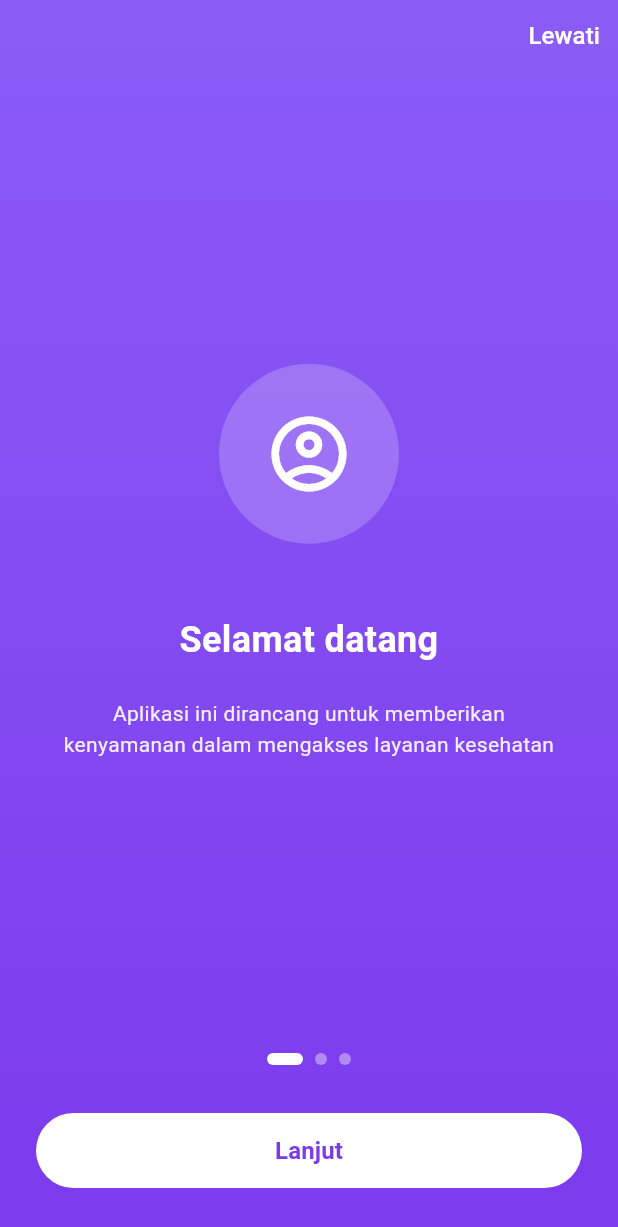
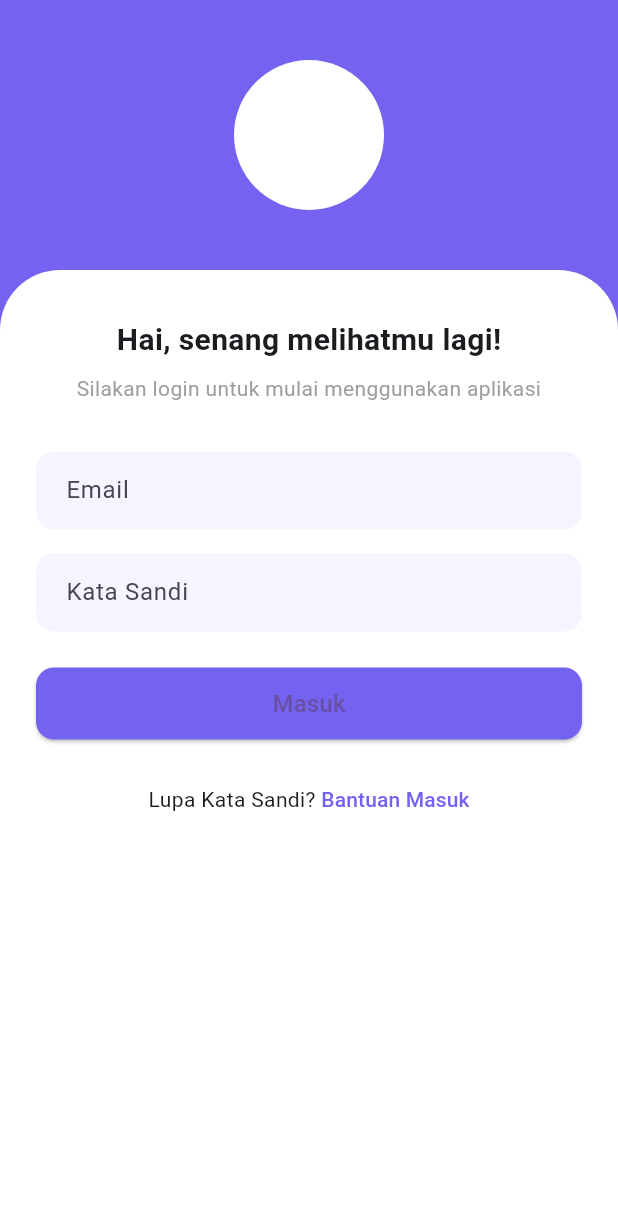
Before and after one commit to zaenalrfn/Pemrograman-Aplikasi-Mobile, a Flutter app: the screen it shows after launch, on a phone screen of 412 x 824 dp. Shown: the top 1227 px of the screen. Run offline on Flutter 3.47's test engine with Material 3 defaults, Android fonts, the phone set to English and light mode, and no system bars; Roboto replaces fonts that are missing (Poppins).

Commit message:
feat: refactory code

```diff
--- a/lib/data/models/onboarding_model.dart
+++ /dev/null
@@ -1,11 +0,0 @@
-class OnboardingModel {
-  final String title;
-  final String description;
-  final String icon;
-
-  OnboardingModel({
-    required this.title,
-    required this.description,
-    required this.icon,
-  });
-}
--- a/lib/data/repositories/onboarding_repository.dart
+++ /dev/null
@@ -1,33 +0,0 @@
-import 'package:absensi_mahasiswa/data/models/onboarding_model.dart';
-
-class OnboardingRepository {
-  // Method untuk mengambil data onboarding
-  List<OnboardingModel> getOnboardingData() {
-    return [
-      OnboardingModel(
-        title: 'Selamat datang',
-        description:
-            'Aplikasi ini dirancang untuk memberikan kenyamanan dalam mengakses layanan kesehatan',
-        icon: 'person',
-      ),
-      OnboardingModel(
-        title: 'Keterangan Berbayar',
-        description:
-            'Dapatkan informasi lengkap mengenai berbagai layanan berbayar yang tersedia',
-        icon: 'payment',
-      ),
-      OnboardingModel(
-        title: 'Registrasi Wajah\ndi aplikasi anda',
-        description:
-            'Verifikasi registrasi yang lebih aman dengan menggunakan wajah pada saat login',
-        icon: 'face',
-      ),
-    ];
-  }
-
-  // Method untuk menyimpan status onboarding selesai
-  Future<void> completeOnboarding() async {
-    // Bisa pakai SharedPreferences untuk save status
-    await Future.delayed(Duration(milliseconds: 100));
-  }
-}
--- /dev/null
+++ b/lib/login_page.dart
@@ -0,0 +1,139 @@
+import 'package:flutter/material.dart';
+
+class LoginPage extends StatelessWidget {
+  const LoginPage({super.key});
+
+  @override
+  Widget build(BuildContext context) {
+    final TextEditingController emailController = TextEditingController();
+    final TextEditingController passwordController = TextEditingController();
+
+    return Scaffold(
+      backgroundColor: const Color(0xFF7463F0), // ungu bagian atas
+      body: SafeArea(
+        child: Column(
+          children: [
+            const SizedBox(height: 40),
+
+            // Avatar putih
+            const CircleAvatar(
+              radius: 50,
+              backgroundColor: Colors.white,
+            ),
+            const SizedBox(height: 40),
+
+            // Bagian bawah putih melengkung
+            Expanded(
+              child: Container(
+                width: double.infinity,
+                decoration: const BoxDecoration(
+                  color: Colors.white,
+                  borderRadius: BorderRadius.only(
+                    topLeft: Radius.circular(40),
+                    topRight: Radius.circular(40),
+                  ),
+                ),
+                padding: const EdgeInsets.symmetric(horizontal: 24, vertical: 32),
+                child: SingleChildScrollView(
+                  child: Column(
+                    crossAxisAlignment: CrossAxisAlignment.center,
+                    children: [
+                      const Text(
+                        "Hai, senang melihatmu lagi!",
+                        style: TextStyle(
+                          fontSize: 20,
+                          fontWeight: FontWeight.bold,
+                        ),
+                      ),
+                      const SizedBox(height: 8),
+                      const Text(
+                        "Silakan login untuk mulai menggunakan aplikasi",
+                        textAlign: TextAlign.center,
+                        style: TextStyle(color: Colors.grey),
+                      ),
+                      const SizedBox(height: 32),
+
+                      // Input Email
+                      TextField(
+                        controller: emailController,
+                        decoration: InputDecoration(
+                          hintText: "Email",
+                          filled: true,
+                          fillColor: const Color(0xFFF5F5FF),
+                          contentPadding: const EdgeInsets.symmetric(
+                              horizontal: 16, vertical: 14),
+                          border: OutlineInputBorder(
+                            borderRadius: BorderRadius.circular(12),
+                            borderSide: BorderSide.none,
+                          ),
+                        ),
+                      ),
+                      const SizedBox(height: 16),
+
+                      // Input Password
+                      TextField(
+                        controller: passwordController,
+                        obscureText: true,
+                        decoration: InputDecoration(
+                          hintText: "Kata Sandi",
+                          filled: true,
+                          fillColor: const Color(0xFFF5F5FF),
+                          contentPadding: const EdgeInsets.symmetric(
+                              horizontal: 16, vertical: 14),
+                          border: OutlineInputBorder(
+                            borderRadius: BorderRadius.circular(12),
+                            borderSide: BorderSide.none,
+                          ),
+                        ),
+                      ),
+                      const SizedBox(height: 24),
+
+                      // Tombol Masuk
+                      SizedBox(
+                        width: double.infinity,
+                        height: 48,
+                        child: ElevatedButton(
+                          style: ElevatedButton.styleFrom(
+                            backgroundColor: const Color(0xFF7463F0),
+                            shape: RoundedRectangleBorder(
+                              borderRadius: BorderRadius.circular(12),
+                            ),
+                          ),
+                          onPressed: () {},
+                          child: const Text(
+                            "Masuk",
+                            style: TextStyle(fontSize: 16),
+                          ),
+                        ),
+                      ),
+
+                      const SizedBox(height: 16),
+
+                      // Lupa Kata Sandi
+                      Row(
+                        mainAxisAlignment: MainAxisAlignment.center,
+                        children: [
+                          const Text("Lupa Kata Sandi? "),
+                          TextButton(
+                            onPressed: () {},
+                            style: TextButton.styleFrom(
+                              padding: EdgeInsets.zero,
+                            ),
+                            child: const Text(
+                              "Bantuan Masuk",
+                              style: TextStyle(color: Color(0xFF7463F0)),
+                            ),
+                          ),
+                        ],
+                      ),
+                    ],
+                  ),
+                ),
+              ),
+            ),
+          ],
+        ),
+      ),
+    );
+  }
+}
--- a/lib/main.dart
+++ b/lib/main.dart
@@ -1,56 +1,18 @@
-import 'package:absensi_mahasiswa/ui/pages/onboarding_page.dart';
 import 'package:flutter/material.dart';
+import 'login_page.dart';
 
 void main() {
-  runApp(MyApp());
+  runApp(const MyApp());
 }
 
 class MyApp extends StatelessWidget {
+  const MyApp({super.key});
+
   @override
   Widget build(BuildContext context) {
-    return MaterialApp(
-      title: 'Onboarding App',
+    return const MaterialApp(
       debugShowCheckedModeBanner: false,
-      theme: ThemeData(
-        primarySwatch: Colors.purple,
-        fontFamily: 'Poppins',
-      ),
-      // Initial route
-      initialRoute: '/',
-      routes: {
-        '/': (context) => OnboardingPage(),
-        '/home': (context) => HomePage(),
-      },
+      home: LoginPage(),
     );
   }
 }
-
-// Halaman Home (contoh)
-class HomePage extends StatelessWidget {
-  @override
-  Widget build(BuildContext context) {
-    return Scaffold(
-      appBar: AppBar(
-        title: Text('Home Page'),
-      ),
-      body: Center(
-        child: Column(
-          mainAxisAlignment: MainAxisAlignment.center,
-          children: [
-            Icon(Icons.check_circle, size: 80, color: Colors.green),
-            SizedBox(height: 20),
-            Text(
-              'Onboarding Selesai!',
-              style: TextStyle(
-                fontSize: 24,
-                fontWeight: FontWeight.bold,
-              ),
-            ),
-            SizedBox(height: 10),
-            Text('Selamat datang di aplikasi'),
-          ],
-        ),
-      ),
-    );
-  }
-}
--- a/lib/ui/pages/onboarding_page.dart
+++ /dev/null
@@ -1,173 +0,0 @@
-import 'package:absensi_mahasiswa/data/models/onboarding_model.dart';
-import 'package:absensi_mahasiswa/data/repositories/onboarding_repository.dart';
-import 'package:absensi_mahasiswa/ui/widgets/onboarding_content.dart';
-import 'package:absensi_mahasiswa/ui/widgets/page_indicator.dart';
-import 'package:flutter/material.dart';
-
-class OnboardingPage extends StatefulWidget {
-  const OnboardingPage({Key? key}) : super(key: key);
-
-  @override
-  State<OnboardingPage> createState() => _OnboardingPageState();
-}
-
-class _OnboardingPageState extends State<OnboardingPage> {
-  // Controller untuk PageView
-  final PageController _pageController = PageController();
-
-  // Repository untuk ambil data
-  final OnboardingRepository _repository = OnboardingRepository();
-
-  // Data onboarding
-  late List<OnboardingModel> _onboardingData;
-
-  // Current page index
-  int _currentPage = 0;
-
-  @override
-  void initState() {
-    super.initState();
-    // Ambil data dari repository
-    _onboardingData = _repository.getOnboardingData();
-  }
-
-  @override
-  void dispose() {
-    _pageController.dispose();
-    super.dispose();
-  }
-
-  // Method untuk pindah ke halaman berikutnya
-  void _nextPage() {
-    if (_currentPage < _onboardingData.length - 1) {
-      _pageController.nextPage(
-        duration: Duration(milliseconds: 300),
-        curve: Curves.easeInOut,
-      );
-    } else {
-      _finishOnboarding();
-    }
-  }
-
-  // Method untuk skip/finish onboarding
-  void _finishOnboarding() {
-    _repository.completeOnboarding();
-    // Navigate ke home page
-    Navigator.pushReplacementNamed(context, '/home');
-  }
-
-  // Method untuk convert icon string ke IconData
-  IconData _getIcon(String iconName) {
-    switch (iconName) {
-      case 'person':
-        return Icons.account_circle_outlined;
-      case 'payment':
-        return Icons.payment_outlined;
-      case 'face':
-        return Icons.face_outlined;
-      default:
-        return Icons.info_outline;
-    }
-  }
-
-  @override
-  Widget build(BuildContext context) {
-    return Scaffold(
-      body: Container(
-        decoration: BoxDecoration(
-          gradient: LinearGradient(
-            begin: Alignment.topCenter,
-            end: Alignment.bottomCenter,
-            colors: [
-              Color(0xFF8B5CF6),
-              Color(0xFF7C3AED),
-            ],
-          ),
-        ),
-        child: SafeArea(
-          child: Column(
-            children: [
-              // Tombol Lewati
-              Align(
-                alignment: Alignment.topRight,
-                child: TextButton(
-                  onPressed: _finishOnboarding,
-                  child: Text(
-                    'Lewati',
-                    style: TextStyle(
-                      color: Colors.white,
-                      fontSize: 16,
-                    ),
-                  ),
-                ),
-              ),
-
-              // PageView untuk konten onboarding
-              Expanded(
-                child: PageView.builder(
-                  controller: _pageController,
-                  onPageChanged: (index) {
-                    setState(() {
-                      _currentPage = index;
-                    });
-                  },
-                  itemCount: _onboardingData.length,
-                  itemBuilder: (context, index) {
-                    final data = _onboardingData[index];
-                    return OnboardingContent(
-                      title: data.title,
-                      description: data.description,
-                      icon: _getIcon(data.icon),
-                    );
-                  },
-                ),
-              ),
-
-              // Bottom section: Indicator + Button
-              Padding(
-                padding: const EdgeInsets.symmetric(horizontal: 24.0),
-                child: Column(
-                  children: [
-                    // Page Indicator
-                    PageIndicator(
-                      currentPage: _currentPage,
-                      totalPages: _onboardingData.length,
-                    ),
-                    SizedBox(height: 32),
-
-                    // Tombol Lanjut/Mulai
-                    SizedBox(
-                      width: double.infinity,
-                      height: 50,
-                      child: ElevatedButton(
-                        onPressed: _nextPage,
-                        style: ElevatedButton.styleFrom(
-                          backgroundColor: Colors.white,
-                          foregroundColor: Color(0xFF7C3AED),
-                          shape: RoundedRectangleBorder(
-                            borderRadius: BorderRadius.circular(25),
-                          ),
-                          elevation: 0,
-                        ),
-                        child: Text(
-                          _currentPage == _onboardingData.length - 1
-                              ? 'Mulai'
-                              : 'Lanjut',
-                          style: TextStyle(
-                            fontSize: 16,
-                            fontWeight: FontWeight.w600,
-                          ),
-                        ),
-                      ),
-                    ),
-                    SizedBox(height: 32),
-                  ],
-                ),
-              ),
-            ],
-          ),
-        ),
-      ),
-    );
-  }
-}
--- a/lib/ui/widgets/onboarding_content.dart
+++ /dev/null
@@ -1,65 +0,0 @@
-import 'package:flutter/material.dart';
-
-class OnboardingContent extends StatelessWidget {
-  final String title;
-  final String description;
-  final IconData icon;
-
-  const OnboardingContent({
-    Key? key,
-    required this.title,
-    required this.description,
-    required this.icon,
-  }) : super(key: key);
-
-  @override
-  Widget build(BuildContext context) {
-    return Padding(
-      padding: const EdgeInsets.symmetric(horizontal: 40.0),
-      child: Column(
-        mainAxisAlignment: MainAxisAlignment.center,
-        children: [
-          // Icon Circle
-          Container(
-            width: 120,
-            height: 120,
-            decoration: BoxDecoration(
-              color: Colors.white.withOpacity(0.2),
-              shape: BoxShape.circle,
-            ),
-            child: Icon(
-              icon,
-              size: 60,
-              color: Colors.white,
-            ),
-          ),
-          SizedBox(height: 48),
-
-          // Title
-          Text(
-            title,
-            textAlign: TextAlign.center,
-            style: TextStyle(
-              color: Colors.white,
-              fontSize: 24,
-              fontWeight: FontWeight.bold,
-              height: 1.3,
-            ),
-          ),
-          SizedBox(height: 24),
-
-          // Description
-          Text(
-            description,
-            textAlign: TextAlign.center,
-            style: TextStyle(
-              color: Colors.white.withOpacity(0.9),
-              fontSize: 14,
-              height: 1.5,
-            ),
-          ),
-        ],
-      ),
-    );
-  }
-}
--- a/lib/ui/widgets/page_indicator.dart
+++ /dev/null
@@ -1,34 +0,0 @@
-import 'package:flutter/material.dart';
-
-class PageIndicator extends StatelessWidget {
-  final int currentPage;
-  final int totalPages;
-
-  const PageIndicator({
-    Key? key,
-    required this.currentPage,
-    required this.totalPages,
-  }) : super(key: key);
-
-  @override
-  Widget build(BuildContext context) {
-    return Row(
-      mainAxisAlignment: MainAxisAlignment.center,
-      children: List.generate(
-        totalPages,
-        (index) => AnimatedContainer(
-          duration: Duration(milliseconds: 300),
-          margin: EdgeInsets.symmetric(horizontal: 4),
-          width: currentPage == index ? 24 : 8,
-          height: 8,
-          decoration: BoxDecoration(
-            color: currentPage == index
-                ? Colors.white
-                : Colors.white.withOpacity(0.4),
-            borderRadius: BorderRadius.circular(4),
-          ),
-        ),
-      ),
-    );
-  }
-}
--- a/lib/utils/colors.dart
+++ /dev/null
@@ -1,7 +0,0 @@
-import 'package:flutter/material.dart';
-
-class AppColors {
-  static const Color primaryPurple = Color(0xFF8B5CF6);
-  static const Color secondaryPurple = Color(0xFF7C3AED);
-  static const Color white = Colors.white;
-}
```
